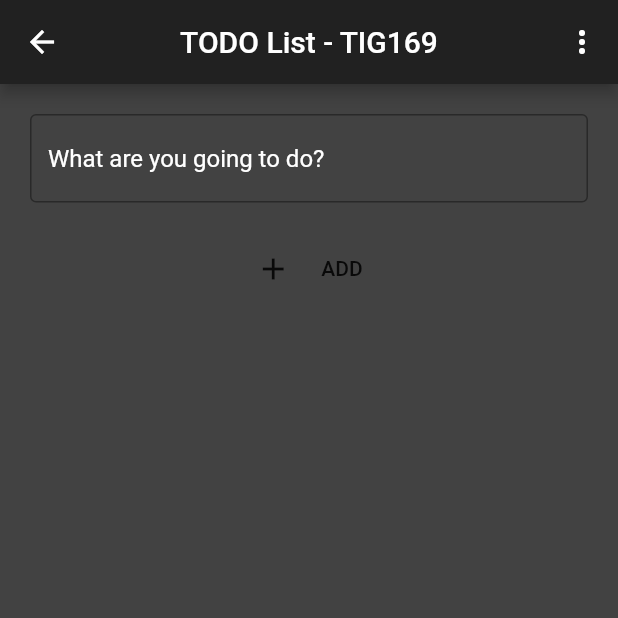
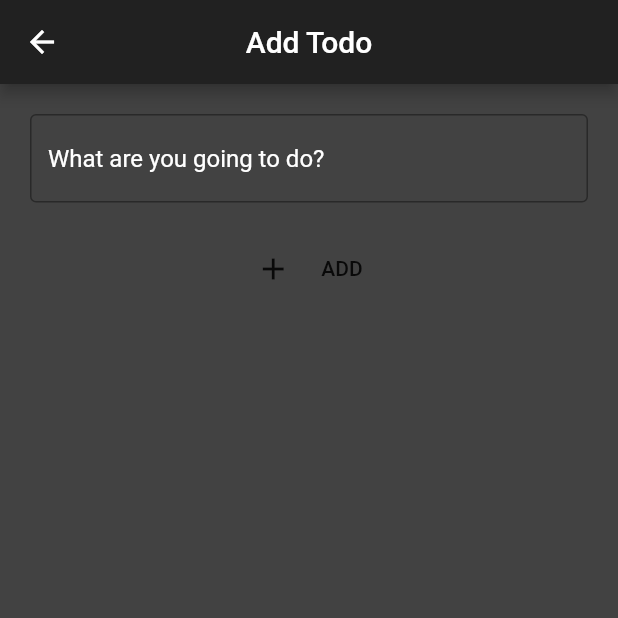
Before and after one commit to gu-tig169/gusollini, a Flutter app: the screen it shows after launch, after a tap on the "add" icon, on a phone screen of 412 x 824 dp, the top half of it. Run offline on Flutter 3.47's test engine with Material 2 defaults, Android fonts, the phone set to English and light mode, and no system bars.

Commit message:
Steg 2 klar

```diff
--- /dev/null
+++ b/assignment/lib/config/route_handler.dart
@@ -0,0 +1,31 @@
+import 'package:assignment/views/add_todo_view.dart';
+import 'package:assignment/views/todo_view.dart';
+import 'package:flutter/material.dart';
+
+class RouteHandler {
+  static Route<dynamic> generateRoute(RouteSettings settings) {
+    // final args = settings.arguments; May be used in the future.
+
+    switch (settings.name) {
+      case "/":
+        return MaterialPageRoute(builder: (_) => TodoView());
+      case "/add-todo":
+        return MaterialPageRoute(builder: (context) => AddTodo());
+      default:
+        return _errorRoute();
+    }
+  }
+
+  static Route<dynamic> _errorRoute() {
+    return MaterialPageRoute(builder: (_) {
+      return Scaffold(
+        appBar: AppBar(
+          title: Text("ERROR"),
+        ),
+        body: Center(
+          child: Text("ERROR"),
+        ),
+      );
+    });
+  }
+}
--- a/assignment/lib/main.dart
+++ b/assignment/lib/main.dart
@@ -1,148 +1,27 @@
+import 'package:assignment/model/todo.dart';
 import 'package:flutter/material.dart';
+import 'package:provider/provider.dart';
+
+import 'config/route_handler.dart';
 
 void main() {
-  runApp(ToDoList());
+  var todoState = TodoState();
+
+  runApp(
+    ChangeNotifierProvider(
+      create: (context) => todoState,
+      child: ToDoList(),
+    ),
+  );
 }
 
 class ToDoList extends StatelessWidget {
   @override
   Widget build(BuildContext context) {
     return MaterialApp(
-      title: "TIG169 KSL",
-      home: Home(),
+      title: "TIG169",
+      initialRoute: "/",
+      onGenerateRoute: RouteHandler.generateRoute,
     );
   }
 }
-
-class Home extends StatelessWidget {
-  @override
-  Widget build(BuildContext context) {
-    return Scaffold(
-      backgroundColor: Colors.grey[800],
-      appBar: appBar(),
-      body: _list(),
-      floatingActionButton: _addButton(context),
-    );
-  }
-
-  Widget _addButton(BuildContext context) {
-    return FloatingActionButton(
-      backgroundColor: Colors.grey[900],
-      child: Icon(Icons.add),
-      onPressed: () {
-        Navigator.push(
-            context, MaterialPageRoute(builder: (context) => AddTodo()));
-      },
-    );
-  }
-
-  Widget appBar() {
-    return AppBar(
-      title: Text("TODO List - TIG169"),
-      centerTitle: true,
-      backgroundColor: Colors.grey[900],
-      actions: [
-        IconButton(
-          icon: Icon(
-            Icons.more_vert,
-            color: Colors.white,
-          ),
-          onPressed: () {},
-        )
-      ],
-    );
-  }
-
-  Widget _list() {
-    var todoList = [
-      "Study",
-      "Work out",
-      "Read a book",
-      "Shop Groceries",
-      "Have fun",
-    ];
-
-    return ListView.builder(
-      itemCount: todoList.length,
-      itemBuilder: (context, index) => _item(todoList[index]),
-    );
-  }
-
-  Widget _item(String itemName) {
-    return Column(
-      children: [
-        ListTile(
-          leading: Checkbox(
-            value: true,
-            onChanged: null,
-          ),
-          title: Text(
-            itemName,
-            style: TextStyle(color: Colors.white, fontSize: 34),
-          ),
-          trailing: IconButton(
-            color: Colors.white,
-            icon: Icon(Icons.close),
-            onPressed: () {},
-          ),
-        ),
-        Divider(
-          color: Colors.grey[900],
-        )
-      ],
-    );
-  }
-}
-
-class AddTodo extends StatelessWidget {
-  final Home home = Home();
-
-  @override
-  Widget build(BuildContext context) {
-    return Scaffold(
-      backgroundColor: Colors.grey[800],
-      appBar: home.appBar(),
-      body: Column(
-        children: [
-          _textField(),
-          _addButton(),
-        ],
-      ),
-    );
-  }
-
-  Widget _textField() {
-    return Container(
-      margin: EdgeInsets.all(20),
-      child: TextField(
-        decoration: InputDecoration(
-            border: OutlineInputBorder(),
-            hintText: "What are you going to do?",
-            hintStyle: TextStyle(
-              color: Colors.white,
-            )),
-        style: TextStyle(color: Colors.white),
-      ),
-    );
-  }
-
-  Widget _addButton() {
-    return Container(
-      width: 150,
-      child: OutlineButton(
-        borderSide: BorderSide(color: Colors.grey[800]),
-        onPressed: () {},
-        child: Row(
-          mainAxisAlignment: MainAxisAlignment.center,
-          children: [
-            Icon(Icons.add),
-            Container(
-              width: 20,
-            ),
-            Text("ADD")
-          ],
-        ),
-      ),
-    );
-  }
-}
--- /dev/null
+++ b/assignment/lib/model/todo.dart
@@ -0,0 +1,34 @@
+import 'package:flutter/cupertino.dart';
+
+class Todo {
+  String title;
+  bool isDone;
+
+  Todo({this.title, this.isDone = false});
+}
+
+class TodoState with ChangeNotifier {
+  List<Todo> _list = [];
+
+  List<Todo> get list => _list;
+
+  void addTodo(Todo todo) {
+    _list.add(todo);
+    notifyListeners();
+  }
+
+  List<Todo> filteredList(String filter) {
+    if (filter == "Done") {
+      return _list.where((todo) => todo.isDone == true).toList();
+    } else if (filter == "Not Done") {
+      return _list.where((todo) => todo.isDone == false).toList();
+    }
+
+    return _list;
+  }
+
+  void removeTodo(Todo todo) {
+    _list.remove(todo);
+    notifyListeners();
+  }
+}
--- /dev/null
+++ b/assignment/lib/views/add_todo_view.dart
@@ -0,0 +1,65 @@
+import 'package:assignment/model/todo.dart';
+import 'package:flutter/material.dart';
+import 'package:provider/provider.dart';
+
+class AddTodo extends StatelessWidget {
+  final TextEditingController textEditingController = TextEditingController();
+
+  @override
+  Widget build(BuildContext context) {
+    return Scaffold(
+      backgroundColor: Colors.grey[800],
+      appBar: AppBar(
+        title: Text("Add Todo"),
+        centerTitle: true,
+        backgroundColor: Colors.grey[900],
+      ),
+      body: Column(
+        children: [
+          _textField(),
+          _addButton(context),
+        ],
+      ),
+    );
+  }
+
+  Widget _textField() {
+    return Container(
+      margin: EdgeInsets.all(20),
+      child: TextField(
+        controller: textEditingController,
+        decoration: InputDecoration(
+            border: OutlineInputBorder(),
+            hintText: "What are you going to do?",
+            hintStyle: TextStyle(
+              color: Colors.white,
+            )),
+        style: TextStyle(color: Colors.white),
+      ),
+    );
+  }
+
+  Widget _addButton(BuildContext context) {
+    return Container(
+      width: 150,
+      child: OutlineButton(
+        borderSide: BorderSide(color: Colors.grey[800]),
+        onPressed: () {
+          Provider.of<TodoState>(context, listen: false)
+              .addTodo(Todo(title: textEditingController.text));
+          Navigator.popAndPushNamed(context, "/");
+        },
+        child: Row(
+          mainAxisAlignment: MainAxisAlignment.center,
+          children: [
+            Icon(Icons.add),
+            Container(
+              width: 20,
+            ),
+            Text("ADD")
+          ],
+        ),
+      ),
+    );
+  }
+}
--- /dev/null
+++ b/assignment/lib/views/todo_view.dart
@@ -0,0 +1,108 @@
+import 'package:assignment/model/todo.dart';
+import 'package:flutter/material.dart';
+import 'package:provider/provider.dart';
+
+class TodoView extends StatefulWidget {
+  @override
+  _TodoViewState createState() => _TodoViewState();
+}
+
+class _TodoViewState extends State<TodoView> {
+  final List<String> _filterList = ["All", "Done", "Not Done"];
+  String _filterValue = "All";
+
+  @override
+  Widget build(BuildContext context) {
+    return Scaffold(
+      backgroundColor: Colors.grey[800],
+      appBar: AppBar(
+        title: Text("TODO List - TIG169"),
+        centerTitle: true,
+        backgroundColor: Colors.grey[900],
+        actions: [
+          PopupMenuButton<String>(onSelected: (String value) {
+            setState(() {
+              _filterValue = value;
+              print(_filterValue);
+            });
+          }, itemBuilder: (context) {
+            return _filterList
+                .map((filter) =>
+                    PopupMenuItem(value: filter, child: Text(filter)))
+                .toList();
+          }),
+        ],
+      ),
+      body: Consumer<TodoState>(
+          builder: (context, state, child) =>
+              _list(state.filteredList(_filterValue))),
+      floatingActionButton: _addButton(context),
+    );
+  }
+
+  Widget _addButton(BuildContext context) {
+    return FloatingActionButton(
+      backgroundColor: Colors.grey[900],
+      child: Icon(Icons.add),
+      onPressed: () {
+        Navigator.pushNamed(context, "/add-todo");
+      },
+    );
+  }
+
+  Widget appBar() {
+    return AppBar(
+      title: Text("TODO List - TIG169"),
+      centerTitle: true,
+      backgroundColor: Colors.grey[900],
+      actions: [
+        IconButton(
+          icon: Icon(
+            Icons.more_vert,
+            color: Colors.white,
+          ),
+          onPressed: () {},
+        )
+      ],
+    );
+  }
+
+  Widget _list(List<Todo> todoList) {
+    return ListView.builder(
+      itemCount: todoList.length,
+      itemBuilder: (context, index) => _item(todoList[index], index),
+    );
+  }
+
+  Widget _item(Todo todoItem, int index) {
+    return Column(
+      children: [
+        ListTile(
+          leading: Checkbox(
+            value: todoItem.isDone,
+            onChanged: (bool value) {
+              setState(() {
+                todoItem.isDone = value;
+              });
+            },
+          ),
+          title: Text(
+            todoItem.title,
+            style: TextStyle(color: Colors.white, fontSize: 34),
+          ),
+          trailing: IconButton(
+            color: Colors.white,
+            icon: Icon(Icons.close),
+            onPressed: () {
+              Provider.of<TodoState>(context, listen: false)
+                  .removeTodo(todoItem);
+            },
+          ),
+        ),
+        Divider(
+          color: Colors.grey[900],
+        )
+      ],
+    );
+  }
+}
--- a/assignment/pubspec.yaml
+++ b/assignment/pubspec.yaml
@@ -28,6 +28,7 @@ dependencies:
   # The following adds the Cupertino Icons font to your application.
   # Use with the CupertinoIcons class for iOS style icons.
   cupertino_icons: ^1.0.0
+  provider: ^4.3.2+2
 
 dev_dependencies:
   flutter_test:
```
Also changed, not shown: assignment/pubspec.lock, 1 other file.
